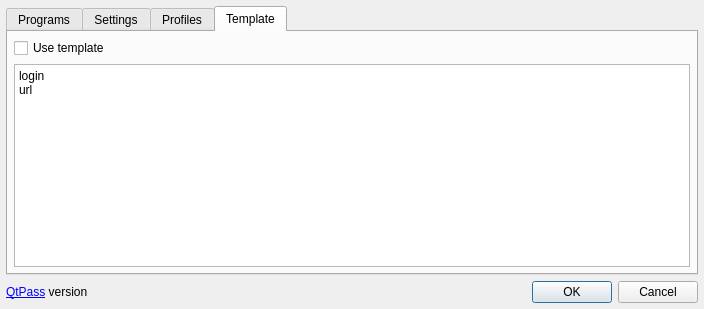
Old version of the form dialog.ui in the repository IJHack/QtPass.
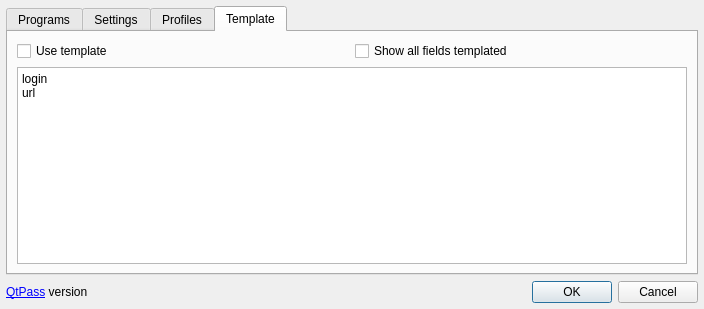
New version of the form. The open tabs and pages were chosen to show the change.

Commit message: magic fields

```diff
--- a/dialog.ui
+++ b/dialog.ui
@@ -496,24 +496,23 @@
        <string>Template</string>
       </attribute>
       <layout class="QVBoxLayout" name="verticalLayout_6">
-       <property name="leftMargin">
-        <number>6</number>
-       </property>
-       <property name="topMargin">
-        <number>6</number>
-       </property>
-       <property name="rightMargin">
-        <number>6</number>
-       </property>
-       <property name="bottomMargin">
-        <number>6</number>
-       </property>
+       <item>
+        <layout class="QHBoxLayout" name="horizontalLayout_8">
        <item>
         <widget class="QCheckBox" name="checkBoxUseTemplate">
          <property name="text">
           <string>Use template</string>
          </property>
         </widget>
+         </item>
+         <item>
+          <widget class="QCheckBox" name="checkBoxTemplateAllFields">
+           <property name="text">
+            <string>Show all fields templated</string>
+           </property>
+          </widget>
+         </item>
+        </layout>
        </item>
        <item>
         <widget class="QPlainTextEdit" name="plainTextEditTemplate">
```
Lines whose indentation alone changed are shown as unchanged. The commit also changes 6 other files.
